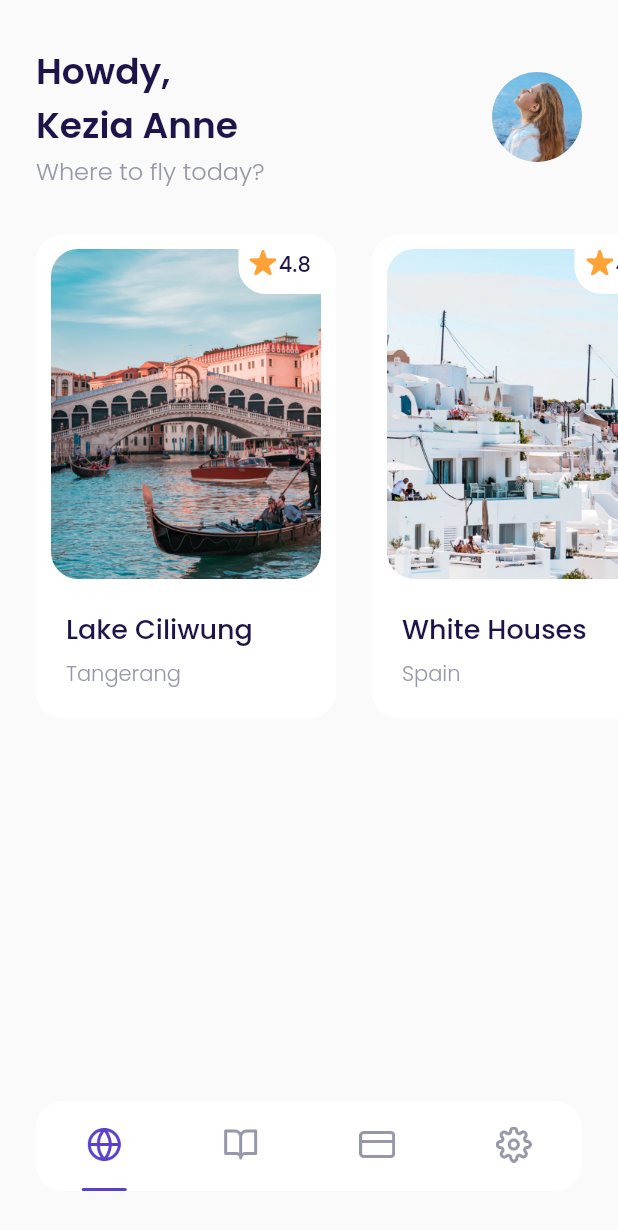
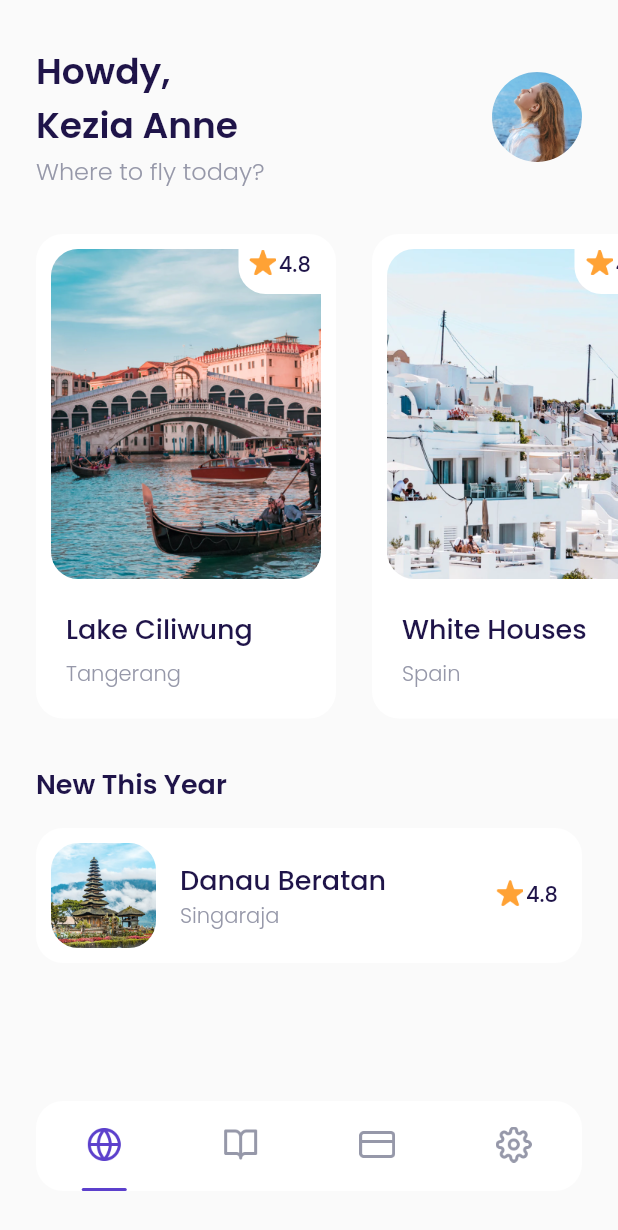
Before and after one commit to whisnuys/flutter-bookflights-app, a Flutter app: the MainPage screen opened by its route, on a phone screen of 412 x 824 dp. Shown: the top 1230 px of the screen. Run offline on Flutter 3.47's test engine with Material 2 defaults, Android fonts, the phone set to English and light mode, and no system bars; our stand-ins replace google_fonts.

Commit message:
adding some widget homepage

```diff
--- a/lib/ui/pages/home_page.dart
+++ b/lib/ui/pages/home_page.dart
@@ -1,6 +1,7 @@
 // ignore_for_file: prefer_const_constructors
 
 import 'package:bwa_airplane/ui/widgets/destination_card.dart';
+import 'package:bwa_airplane/ui/widgets/destination_tile.dart';
 import 'package:flutter/material.dart';
 import '../../shared/theme.dart';
 
@@ -101,9 +102,33 @@
       );
     }
 
+    Widget newDestinations() {
+      return Container(
+        margin: EdgeInsets.only(
+          top: 30,
+          left: defaultMargin,
+          right: defaultMargin,
+        ),
+        child: Column(
+          crossAxisAlignment: CrossAxisAlignment.start,
+          children: [
+            Text(
+              'New This Year',
+              style: blackTextStyle.copyWith(
+                fontSize: 18,
+                fontWeight: semiBold,
+              ),
+            ),
+            DestinationTile(),
+          ],
+        ),
+      );
+    }
+
     return ListView(children: [
       header(),
       popularDestinations(),
+      newDestinations(),
     ]);
   }
 }
--- /dev/null
+++ b/lib/ui/widgets/destination_tile.dart
@@ -0,0 +1,78 @@
+// ignore_for_file: prefer_const_constructors
+
+import 'package:flutter/material.dart';
+import '../../shared/theme.dart';
+
+class DestinationTile extends StatelessWidget {
+  const DestinationTile({Key? key}) : super(key: key);
+
+  @override
+  Widget build(BuildContext context) {
+    return Container(
+      margin: EdgeInsets.only(top: 16),
+      padding: EdgeInsets.fromLTRB(10,10,16,10),
+      decoration: BoxDecoration(
+        color: kWhiteColor,
+        borderRadius: BorderRadius.circular(18),
+      ),
+      child: Row(
+        children: [
+          Container(
+            width: 70,
+            height: 70,
+            margin: EdgeInsets.only(right: 16),
+            decoration: BoxDecoration(
+              borderRadius: BorderRadius.circular(18),
+              image: DecorationImage(
+                fit: BoxFit.cover,
+                image: AssetImage('assets/image_destination6.png'),
+              ),
+            ),
+          ),
+          Expanded(
+            child: Column(
+              crossAxisAlignment: CrossAxisAlignment.start,
+              children: [
+                Text(
+                  'Danau Beratan',
+                  style: blackTextStyle.copyWith(
+                    fontWeight: medium,
+                    fontSize: 18,
+                  ),
+                ),
+                Text(
+                  'Singaraja',
+                  style: greyTextStyle.copyWith(
+                    fontWeight: light,
+                  ),
+                ),
+              ],
+            ),
+          ),
+          Row(
+            mainAxisAlignment: MainAxisAlignment.center,
+            crossAxisAlignment: CrossAxisAlignment.start,
+            children: [
+              Container(
+                width: 18,
+                height: 18,
+                margin: EdgeInsets.only(right: 2),
+                decoration: BoxDecoration(
+                  image: DecorationImage(
+                    image: AssetImage('assets/icon_star.png'),
+                  ),
+                ),
+              ),
+              Text(
+                '4.8',
+                style: blackTextStyle.copyWith(
+                  fontWeight: medium,
+                ),
+              ),
+            ],
+          ),
+        ],
+      ),
+    );
+  }
+}
```
Also changed, not shown: 1 other file.
